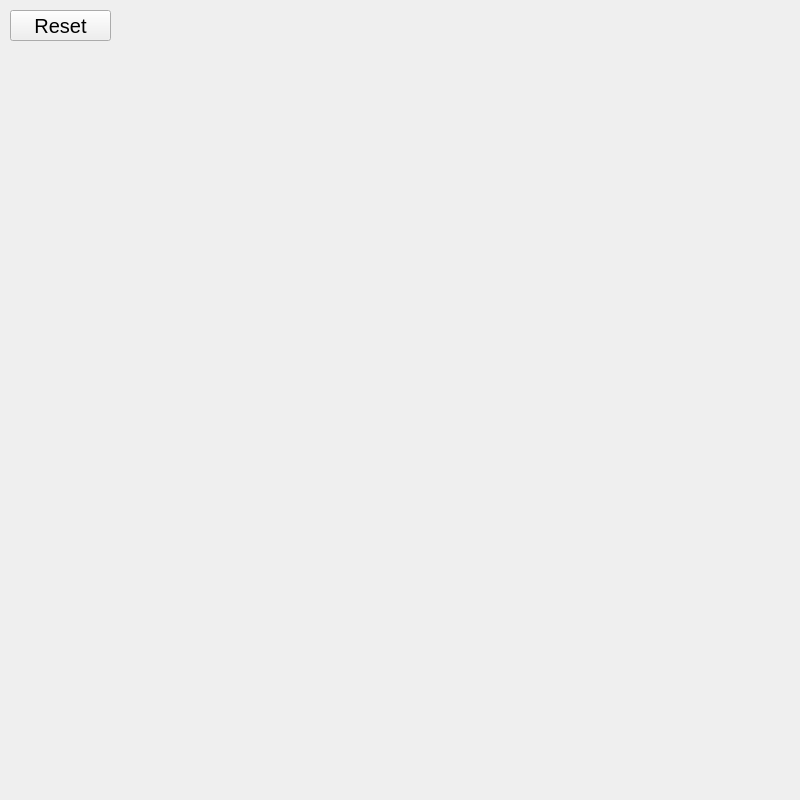
Qt form src/ui/MainWindow.ui (Blitblank/metabalus) before a commit.
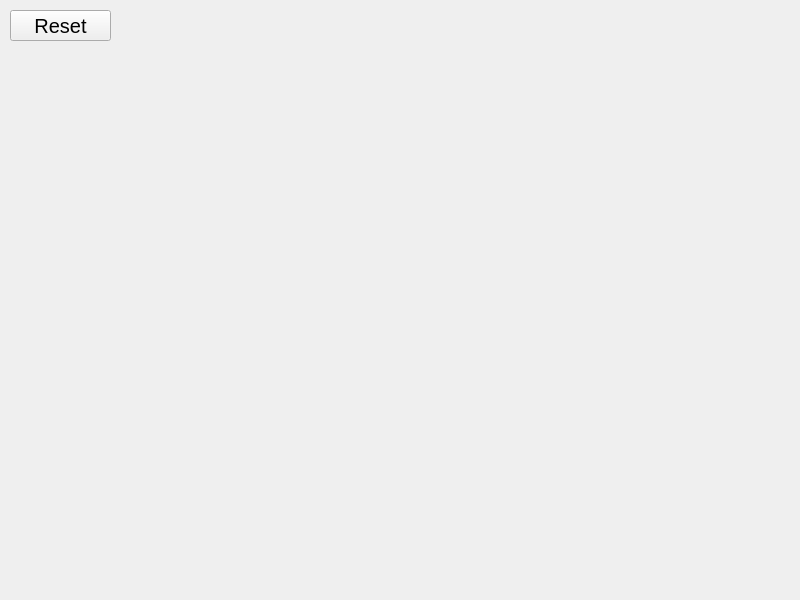
The same form after that commit. Custom widgets are drawn as their Qt base class.

What changed in the file:
```diff
--- a/src/ui/MainWindow.ui
+++ b/src/ui/MainWindow.ui
@@ -7,7 +7,7 @@
     <x>0</x>
     <y>0</y>
     <width>800</width>
-    <height>800</height>
+    <height>600</height>
    </rect>
   </property>
   <property name="windowTitle">
@@ -39,7 +39,7 @@
     <property name="geometry">
      <rect>
       <x>150</x>
-      <y>130</y>
+      <y>230</y>
       <width>500</width>
       <height>360</height>
      </rect>
@@ -55,7 +55,7 @@
     <property name="geometry">
      <rect>
       <x>200</x>
-      <y>540</y>
+      <y>20</y>
       <width>400</width>
       <height>200</height>
      </rect>
```
